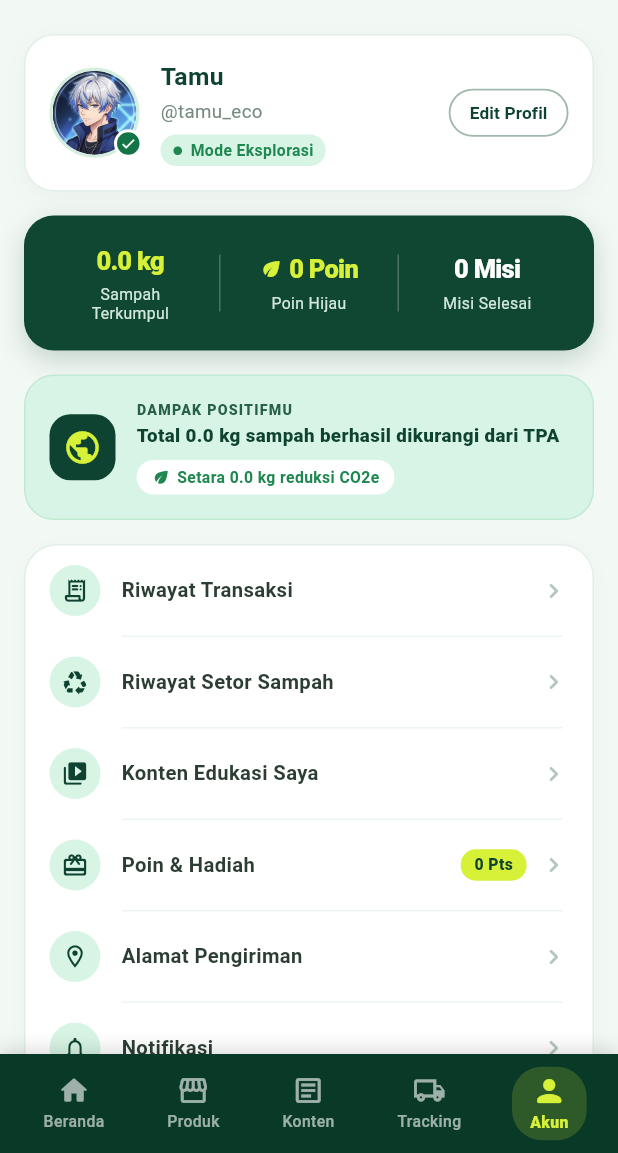
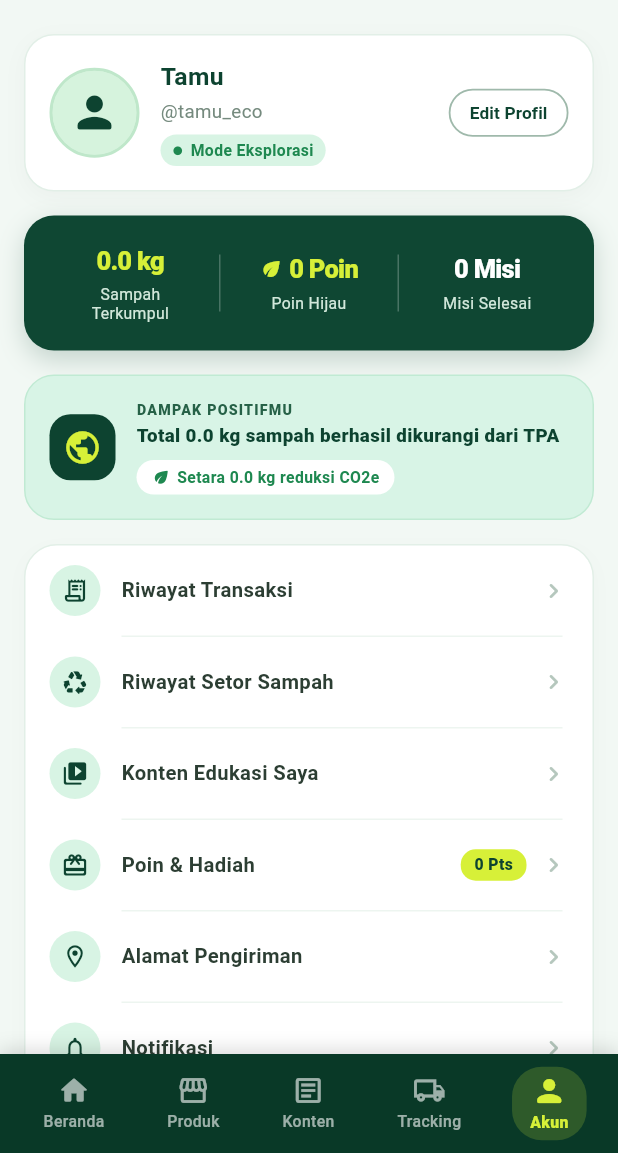
Before and after one commit to ElandoIjaz/APP_TR4SH, a Flutter app: the HalamanAkun screen opened directly, on a phone screen of 412 x 824 dp, the part 83-1236 px from its top. Run offline on Flutter 3.47's test engine with Material 3 defaults, Android fonts, the phone set to English and light mode, and no system bars; our stand-ins replace shared_preferences; accounts and stored records are empty; network calls fail.

Commit message:
fix memperbaiki profil untuk akun yang sebagai tamu

```diff
--- a/lib/pages/akun/halaman_akun.dart
+++ b/lib/pages/akun/halaman_akun.dart
@@ -313,6 +313,9 @@ class _HalamanAkunState extends State<HalamanAkun> {
                 name: _namaLengkap,
                 username: _username,
                 status: UserAccountData.isGuest ? 'Mode Eksplorasi' : 'Anggota Aktif',
+                isGuest: UserAccountData.isGuest,
+                isVerified: !UserAccountData.isGuest,
+                avatarAsset: UserAccountData.isGuest ? null : UserAccountData.currentFoto,
                 onEditTap: () {
                   if (UserAccountData.isGuest) {
                     AuthRequiredModal.show(
--- a/lib/widgets/akun/card_profil_user.dart
+++ b/lib/widgets/akun/card_profil_user.dart
@@ -6,7 +6,10 @@ class CardProfilUser extends StatelessWidget {
   final String username;
   final String status;
   final VoidCallback onEditTap;
-  final String avatarAsset;
+  final String? avatarAsset;
+  final bool isGuest;
+  final bool isVerified;
+  final String buttonText;
 
   const CardProfilUser({
     super.key,
@@ -14,8 +17,23 @@ class CardProfilUser extends StatelessWidget {
     required this.username,
     this.status = 'Anggota Aktif',
     required this.onEditTap,
-    this.avatarAsset = 'assets/images/bintang_avatar.jpg',
+    this.avatarAsset,
+    this.isGuest = false,
+    this.isVerified = true,
+    this.buttonText = 'Edit Profil',
   });
+
+  Widget _buildEmptyAvatar() {
+    return Container(
+      color: const Color(0xFFD6F3DD),
+      alignment: Alignment.center,
+      child: const Icon(
+        Icons.person_rounded,
+        color: AppColors.darkGreen,
+        size: 34,
+      ),
+    );
+  }
 
   @override
   Widget build(BuildContext context) {
@@ -36,7 +54,7 @@ class CardProfilUser extends StatelessWidget {
       ),
       child: Row(
         children: [
-          // Avatar with verified badge
+          // Avatar with conditional verified badge (Profil Kosongan default)
           Stack(
             clipBehavior: Clip.none,
             children: [
@@ -45,21 +63,20 @@ class CardProfilUser extends StatelessWidget {
                 height: 60,
                 decoration: BoxDecoration(
                   shape: BoxShape.circle,
-                  border: Border.all(color: const Color(0xFFD3EEDD), width: 2),
+                  color: const Color(0xFFD6F3DD),
+                  border: Border.all(color: const Color(0xFFBFE7CA), width: 2),
                 ),
                 child: ClipOval(
-                  child: Image.asset(
-                    avatarAsset,
+                  child: (avatarAsset != null && avatarAsset!.isNotEmpty && !isGuest)
+                      ? Image.asset(
+                          avatarAsset!,
                           fit: BoxFit.cover,
-                    errorBuilder: (context, error, stackTrace) {
-                      return Container(
-                        color: AppColors.darkGreen,
-                        child: const Icon(Icons.person, color: Colors.white, size: 36),
-                      );
-                    },
+                          errorBuilder: (context, error, stackTrace) => _buildEmptyAvatar(),
+                        )
+                      : _buildEmptyAvatar(),
                 ),
               ),
-              ),
+              if (isVerified && !isGuest)
                 Positioned(
                   bottom: 0,
                   right: -2,
@@ -88,7 +105,7 @@ class CardProfilUser extends StatelessWidget {
 
           const SizedBox(width: 14),
 
-          // User details (Name, Username, Anggota Aktif)
+          // User details (Name, Username, Status)
           Expanded(
             child: Column(
               crossAxisAlignment: CrossAxisAlignment.start,
@@ -136,7 +153,7 @@ class CardProfilUser extends StatelessWidget {
             ),
           ),
 
-          // Edit Profil Button
+          // Action Button (Edit Profil)
           OutlinedButton(
             onPressed: onEditTap,
             style: OutlinedButton.styleFrom(
@@ -148,9 +165,9 @@ class CardProfilUser extends StatelessWidget {
               padding: const EdgeInsets.symmetric(horizontal: 14, vertical: 6),
               visualDensity: VisualDensity.compact,
             ),
-            child: const Text(
-              'Edit Profil',
-              style: TextStyle(
+            child: Text(
+              buttonText,
+              style: const TextStyle(
                 fontSize: 11.5,
                 fontWeight: FontWeight.w700,
               ),
```
Also changed, not shown: lib/pages/produk/halaman_detail_produk.dart (+3 -9 lines), lib/widgets/produk/header_produk.dart (+8 -12 lines), 2 other files. Lines whose indentation alone changed are shown as unchanged.
